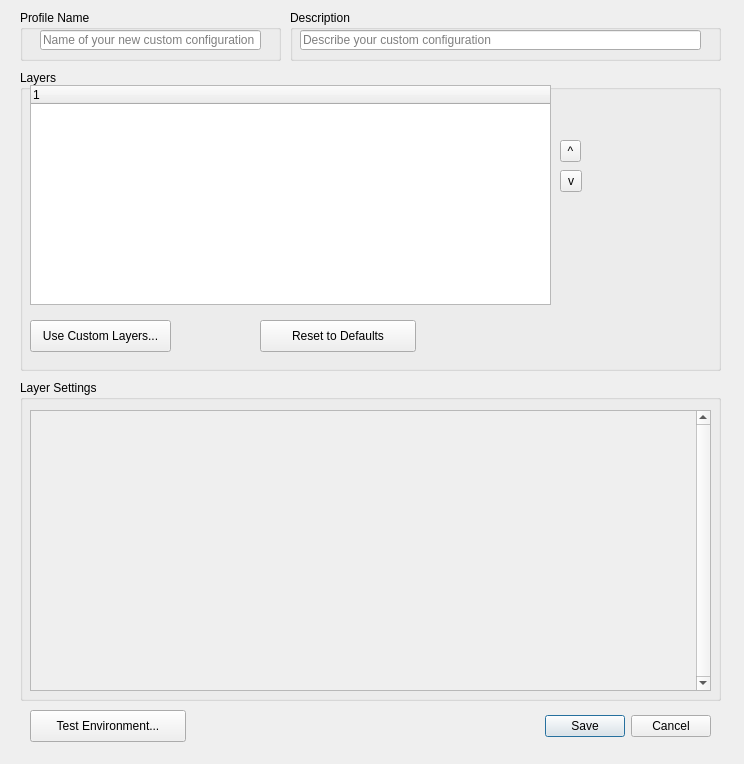
This is vkconfig/dlgprofileeditor.ui in LunarG/VulkanTools as Qt 5 draws it before an edit. The edited form follows.
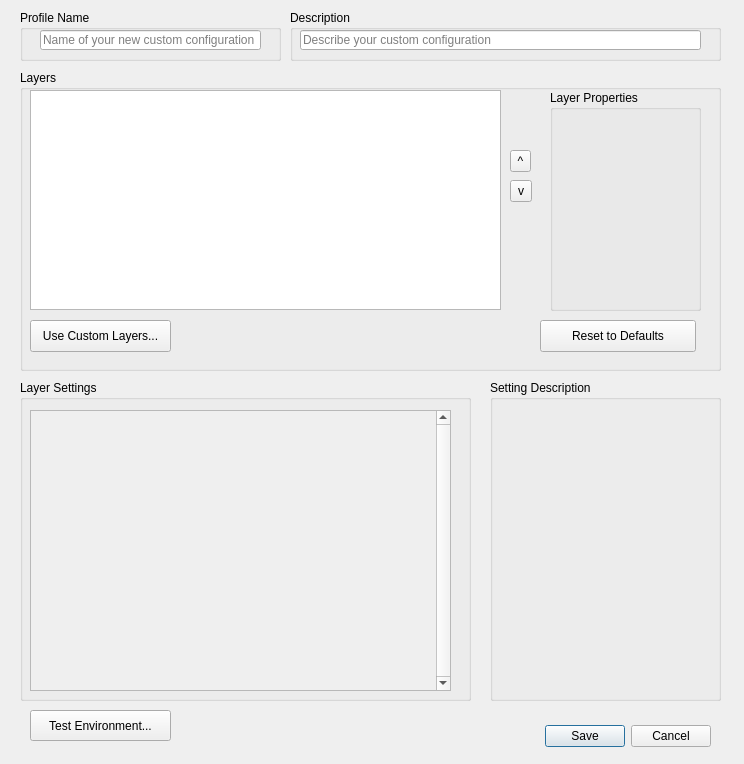
This is the edited form.

The edit to the form file:
```diff
--- a/vkconfig/dlgprofileeditor.ui
+++ b/vkconfig/dlgprofileeditor.ui
@@ -29,7 +29,7 @@
    <property name="geometry">
     <rect>
      <x>250</x>
-     <y>710</y>
+     <y>720</y>
      <width>461</width>
      <height>32</height>
     </rect>
@@ -46,8 +46,8 @@
     <rect>
      <x>30</x>
      <y>710</y>
-     <width>156</width>
-     <height>32</height>
+     <width>141</width>
+     <height>31</height>
     </rect>
    </property>
    <property name="text">
@@ -59,7 +59,7 @@
     <rect>
      <x>20</x>
      <y>380</y>
-     <width>701</width>
+     <width>451</width>
      <height>321</height>
     </rect>
    </property>
@@ -71,7 +71,7 @@
      <rect>
       <x>10</x>
       <y>30</y>
-      <width>681</width>
+      <width>421</width>
       <height>281</height>
      </rect>
     </property>
@@ -89,7 +89,7 @@
       <rect>
        <x>0</x>
        <y>0</y>
-       <width>662</width>
+       <width>402</width>
        <height>279</height>
       </rect>
      </property>
@@ -166,8 +166,8 @@
    <widget class="QToolButton" name="toolButtonDown">
     <property name="geometry">
      <rect>
-      <x>540</x>
-      <y>100</y>
+      <x>490</x>
+      <y>110</y>
       <width>22</width>
       <height>22</height>
      </rect>
@@ -182,7 +182,7 @@
    <widget class="QPushButton" name="pushButtonResetLayers">
     <property name="geometry">
      <rect>
-      <x>240</x>
+      <x>520</x>
       <y>250</y>
       <width>156</width>
       <height>32</height>
@@ -195,8 +195,8 @@
    <widget class="QToolButton" name="toolButtonUp">
     <property name="geometry">
      <rect>
-      <x>540</x>
-      <y>70</y>
+      <x>490</x>
+      <y>80</y>
       <width>21</width>
       <height>22</height>
      </rect>
@@ -212,8 +212,8 @@
     <property name="geometry">
      <rect>
       <x>10</x>
-      <y>15</y>
-      <width>521</width>
+      <y>20</y>
+      <width>471</width>
       <height>220</height>
      </rect>
     </property>
@@ -223,6 +223,15 @@
       <verstretch>0</verstretch>
      </sizepolicy>
     </property>
+    <property name="frameShape">
+     <enum>QFrame::StyledPanel</enum>
+    </property>
+    <property name="frameShadow">
+     <enum>QFrame::Sunken</enum>
+    </property>
+    <property name="headerHidden">
+     <bool>true</bool>
+    </property>
    </widget>
    <widget class="QPushButton" name="pushButtonAddLayers">
     <property name="geometry">
@@ -237,6 +246,32 @@
      <string>Use Custom Layers...</string>
     </property>
    </widget>
+   <widget class="QGroupBox" name="groupBox_5">
+    <property name="geometry">
+     <rect>
+      <x>530</x>
+      <y>20</y>
+      <width>151</width>
+      <height>221</height>
+     </rect>
+    </property>
+    <property name="title">
+     <string>Layer Properties</string>
+    </property>
+   </widget>
+  </widget>
+  <widget class="QGroupBox" name="groupBox_4">
+   <property name="geometry">
+    <rect>
+     <x>490</x>
+     <y>380</y>
+     <width>231</width>
+     <height>321</height>
+    </rect>
+   </property>
+   <property name="title">
+    <string>Setting Description</string>
+   </property>
   </widget>
  </widget>
  <tabstops>
```
Left out of the diff: 2 changed lines with no effect on the pictures.
